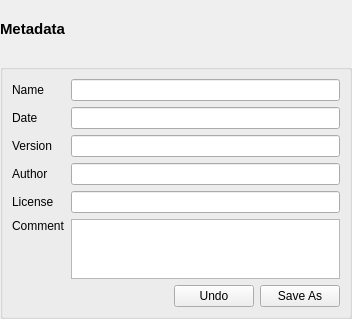
Before: the Qt Designer form ui/designer/ui_metadata_widget.ui in herlegon/hconvert, drawn with Qt 5.
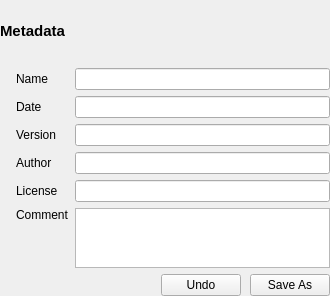
After: the same form once the commit is applied.

Diff of the .ui file:
```diff
--- a/ui/designer/ui_metadata_widget.ui
+++ b/ui/designer/ui_metadata_widget.ui
@@ -6,8 +6,8 @@
    <rect>
     <x>0</x>
     <y>0</y>
-    <width>352</width>
-    <height>319</height>
+    <width>330</width>
+    <height>296</height>
    </rect>
   </property>
   <property name="sizePolicy">
@@ -33,7 +33,9 @@
     <number>0</number>
    </property>
    <item>
-    <widget class="QLabel" name="label_3">
+    <layout class="QHBoxLayout" name="horizontalLayout_2">
+     <item>
+      <widget class="QLabel" name="h_title1_metadata">
      <property name="font">
       <font>
        <pointsize>11</pointsize>
@@ -46,15 +48,39 @@
     </widget>
    </item>
    <item>
-    <widget class="QGroupBox" name="groupBox">
-     <property name="title">
-      <string/>
-     </property>
-     <layout class="QFormLayout" name="formLayout">
-      <item row="0" column="0">
-       <widget class="QLabel" name="label_name">
+      <spacer name="horizontalSpacer_2">
+       <property name="orientation">
+        <enum>Qt::Orientation::Horizontal</enum>
+       </property>
+       <property name="sizeHint" stdset="0">
+        <size>
+         <width>40</width>
+         <height>20</height>
+        </size>
+       </property>
+      </spacer>
+     </item>
+    </layout>
+   </item>
+   <item>
+    <layout class="QGridLayout" name="gridLayout">
+     <property name="leftMargin">
+      <number>16</number>
+     </property>
+     <item row="3" column="1">
+      <widget class="QLineEdit" name="lineedit_author">
+       <property name="maxLength">
+        <number>64</number>
+       </property>
+       <property name="clearButtonEnabled">
+        <bool>true</bool>
+       </property>
+      </widget>
+     </item>
+     <item row="4" column="0">
+      <widget class="QLabel" name="label_license">
         <property name="text">
-         <string>Name</string>
+        <string>License</string>
         </property>
        </widget>
       </item>
@@ -63,6 +89,26 @@
         <property name="maxLength">
          <number>64</number>
         </property>
+       <property name="clearButtonEnabled">
+        <bool>true</bool>
+       </property>
+      </widget>
+     </item>
+     <item row="2" column="0">
+      <widget class="QLabel" name="label_version">
+       <property name="text">
+        <string>Version</string>
+       </property>
+      </widget>
+     </item>
+     <item row="5" column="0">
+      <widget class="QLabel" name="label_comment">
+       <property name="text">
+        <string>Comment</string>
+       </property>
+       <property name="alignment">
+        <set>Qt::AlignmentFlag::AlignLeading|Qt::AlignmentFlag::AlignLeft|Qt::AlignmentFlag::AlignTop</set>
+       </property>
        </widget>
       </item>
       <item row="1" column="0">
@@ -72,6 +118,16 @@
         </property>
        </widget>
       </item>
+     <item row="4" column="1">
+      <widget class="QLineEdit" name="lineedit_license">
+       <property name="maxLength">
+        <number>64</number>
+       </property>
+       <property name="clearButtonEnabled">
+        <bool>true</bool>
+       </property>
+      </widget>
+     </item>
       <item row="1" column="1">
        <widget class="QLineEdit" name="lineedit_date">
         <property name="maxLength">
@@ -80,12 +136,8 @@
         <property name="frame">
          <bool>true</bool>
         </property>
-       </widget>
-      </item>
-      <item row="2" column="0">
-       <widget class="QLabel" name="label_version">
-        <property name="text">
-         <string>Version</string>
+       <property name="clearButtonEnabled">
+        <bool>true</bool>
         </property>
        </widget>
       </item>
@@ -94,43 +146,8 @@
         <property name="maxLength">
          <number>64</number>
         </property>
-       </widget>
-      </item>
-      <item row="3" column="0">
-       <widget class="QLabel" name="label_author">
-        <property name="text">
-         <string>Author</string>
-        </property>
-       </widget>
-      </item>
-      <item row="3" column="1">
-       <widget class="QLineEdit" name="lineedit_author">
-        <property name="maxLength">
-         <number>64</number>
-        </property>
-       </widget>
-      </item>
-      <item row="4" column="0">
-       <widget class="QLabel" name="label_license">
-        <property name="text">
-         <string>License</string>
-        </property>
-       </widget>
-      </item>
-      <item row="4" column="1">
-       <widget class="QLineEdit" name="lineedit_license">
-        <property name="maxLength">
-         <number>64</number>
-        </property>
-       </widget>
-      </item>
-      <item row="5" column="0">
-       <widget class="QLabel" name="label_comment">
-        <property name="text">
-         <string>Comment</string>
-        </property>
-        <property name="alignment">
-         <set>Qt::AlignmentFlag::AlignLeading|Qt::AlignmentFlag::AlignLeft|Qt::AlignmentFlag::AlignTop</set>
+       <property name="clearButtonEnabled">
+        <bool>true</bool>
         </property>
        </widget>
       </item>
@@ -154,13 +171,35 @@
           <height>60</height>
          </size>
         </property>
+       <property name="horizontalScrollBarPolicy">
+        <enum>Qt::ScrollBarPolicy::ScrollBarAlwaysOff</enum>
+       </property>
         <property name="plainText">
          <string notr="true"/>
         </property>
        </widget>
       </item>
-      <item row="6" column="1">
+     <item row="3" column="0">
+      <widget class="QLabel" name="label_author">
+       <property name="text">
+        <string>Author</string>
+       </property>
+      </widget>
+     </item>
+     <item row="0" column="0">
+      <widget class="QLabel" name="label_name">
+       <property name="text">
+        <string>Name</string>
+       </property>
+      </widget>
+     </item>
+    </layout>
+   </item>
+   <item>
        <layout class="QHBoxLayout" name="horizontalLayout">
+     <property name="spacing">
+      <number>9</number>
+     </property>
         <property name="sizeConstraint">
          <enum>QLayout::SizeConstraint::SetMinimumSize</enum>
         </property>
@@ -192,9 +231,6 @@
          </widget>
         </item>
        </layout>
-      </item>
-     </layout>
-    </widget>
    </item>
   </layout>
  </widget>
```
Lines whose indentation alone changed are shown as unchanged.
